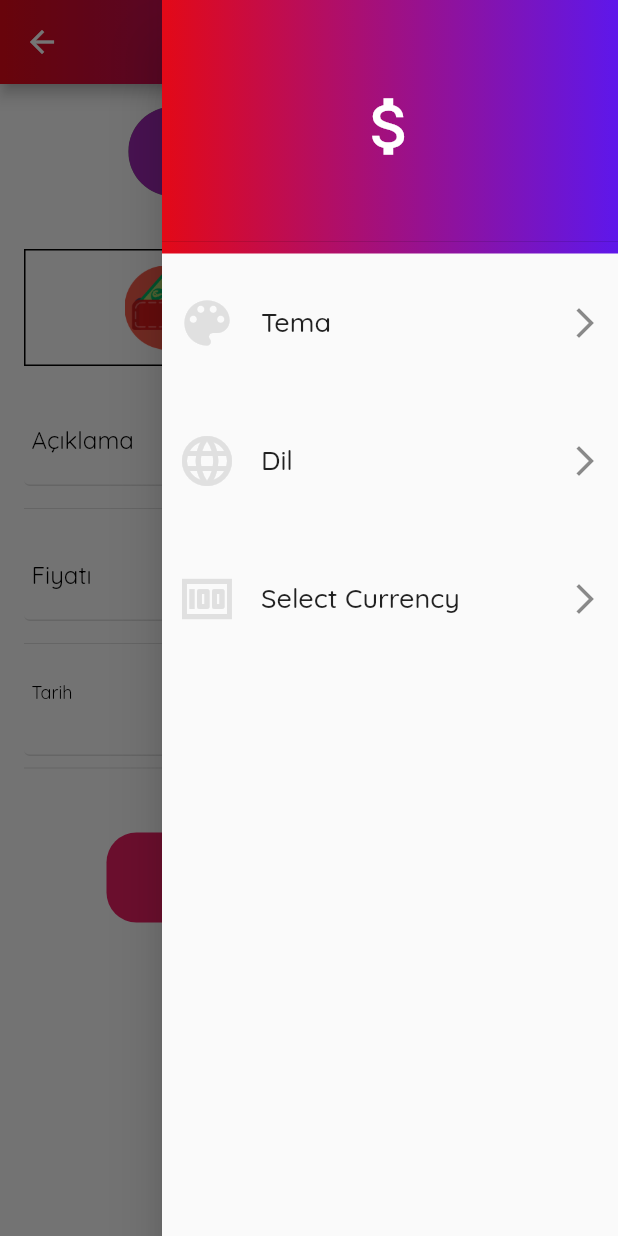
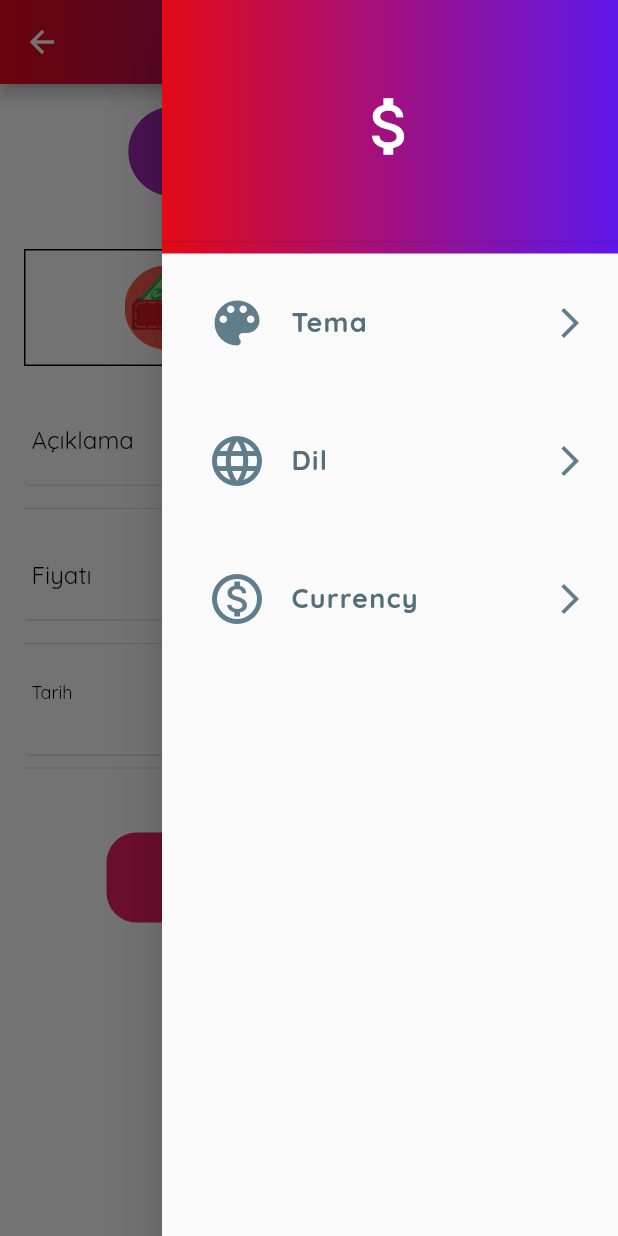
Before and after one commit to GelirGider/gelir_gider, a Flutter app: the AddingExpense screen opened directly, with the side drawer open, on a phone screen of 412 x 824 dp. Run offline on Flutter 3.47's test engine with Material 2 defaults, Android fonts, the phone set to English and light mode, and no system bars; drawn by our look-alikes of date_time_picker, toggle_switch; our stand-ins replace google_fonts, gradient_app_bar, jiffy, percent_indicator, shared_preferences, sqflite; missing offline and left inert: currency_picker; accounts and stored records are empty.

Commit message:
UI changed

```diff
--- a/lib/widgets/main_drawer.dart
+++ b/lib/widgets/main_drawer.dart
@@ -40,24 +40,27 @@ class MainDrawer extends StatelessWidget {
             ),
           ),
           ListTile(
-            contentPadding: EdgeInsets.fromLTRB(10, 18, 10, 18),
+            contentPadding: EdgeInsets.fromLTRB(30, 18, 20, 18),
             onTap: () {
               Navigator.pop(context);
               showThemePicker();
             },
             title: Text(
               S.of(context).DrawerThemeText,
-              style: TextStyle(fontSize: 18),
+              style: TextStyle(fontSize: 18,
+              color:Colors.blueGrey[600],
+                  fontWeight:FontWeight.w700,letterSpacing: 0.8),
             ),
             leading: Icon(
               Icons.color_lens,
               size: 40,
-              color: Theme.of(context).buttonColor,
+              color: Colors.blueGrey,
             ),
-            trailing: Icon(Icons.arrow_forward_ios),
+            trailing: Icon(Icons.arrow_forward_ios,
+                color: Colors.blueGrey),
           ),
           ListTile(
-            contentPadding: EdgeInsets.fromLTRB(10, 18, 10, 18),
+            contentPadding: EdgeInsets.fromLTRB(30, 18, 20, 18),
             onTap: () {
               return Navigator.of(context).pushReplacement(
                 MaterialPageRoute(
@@ -67,17 +70,21 @@ class MainDrawer extends StatelessWidget {
             },
             title: Text(
               S.of(context).DrawerLanguageText,
-              style: TextStyle(fontSize: 18),
+              style: TextStyle(fontSize: 18,
+              color:Colors.blueGrey[600],
+                  fontWeight:FontWeight.w700,
+                  letterSpacing: 0.8),
             ),
             leading: Icon(
               Icons.language,
               size: 40,
-              color: Theme.of(context).buttonColor,
+              color: Colors.blueGrey,
             ),
-            trailing: Icon(Icons.arrow_forward_ios),
+            trailing: Icon(Icons.arrow_forward_ios,
+                color: Colors.blueGrey),
           ),
           ListTile(
-            contentPadding: EdgeInsets.fromLTRB(10, 18, 10, 18),
+            contentPadding: EdgeInsets.fromLTRB(30, 18, 20, 18),
             onTap: () {
               return showCurrencyPicker(
                 context: context,
@@ -90,15 +97,19 @@ class MainDrawer extends StatelessWidget {
               );
             },
             title: Text(
-              'Select Currency',
-              style: TextStyle(fontSize: 18),
+              'Currency',
+              style: TextStyle(fontSize: 18,
+              color:Colors.blueGrey[600],
+              fontWeight:FontWeight.w700 ,
+                  letterSpacing: 0.8),
             ),
             leading: Icon(
-              Icons.money,
+              Icons.monetization_on_outlined,
               size: 40,
-              color: Theme.of(context).buttonColor,
+              color: Colors.blueGrey,
             ),
-            trailing: Icon(Icons.arrow_forward_ios),
+            trailing: Icon(Icons.arrow_forward_ios,
+                color: Colors.blueGrey),
           ),
         ],
       ),
```
